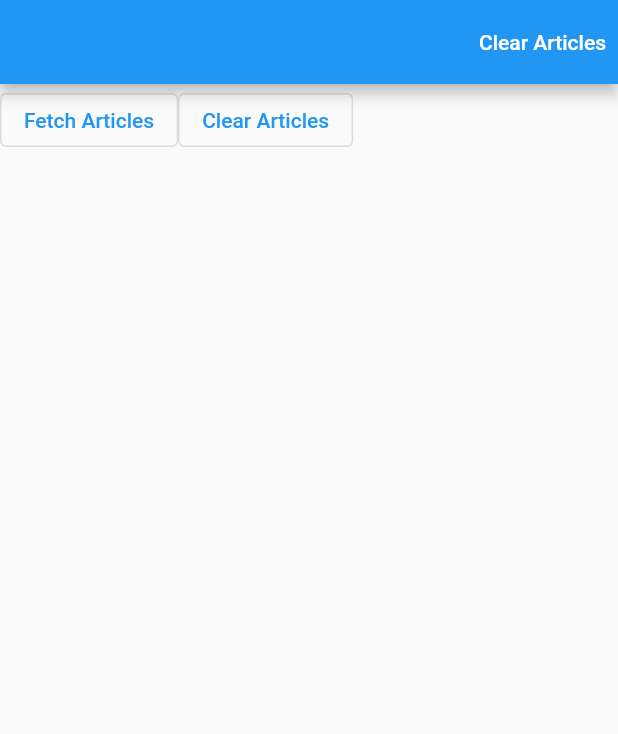
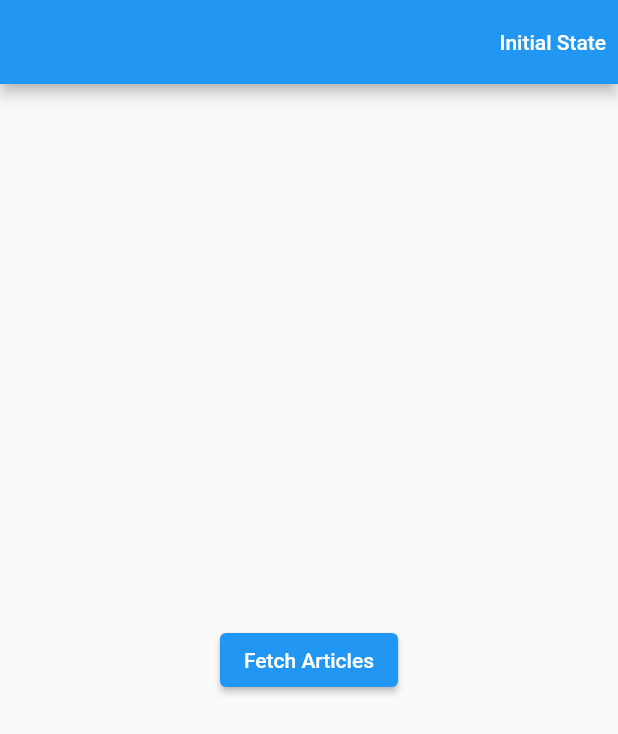
Before and after one commit to EnesKaraosman/api_playground, a Flutter app: the screen it shows after launch, on a phone screen of 412 x 824 dp. Shown: the top 734 px of the screen. Run offline on Flutter 3.47's test engine with Material 2 defaults, Android fonts, the phone set to English and light mode, and no system bars; our stand-ins replace bloc, dio, flutter_bloc.

Commit message:
BLoC part

```diff
--- /dev/null
+++ b/lib/articles/articles_state.dart
@@ -0,0 +1,23 @@
+import 'package:flutter/cupertino.dart';
+import '../article.dart';
+
+@immutable
+abstract class ArticlesState {}
+
+class ArticlesInitial extends ArticlesState {}
+
+class ArticlesLoading extends ArticlesState {}
+
+class ArticlesFetchSuccess extends ArticlesState {
+  final List<Article> articles;
+
+  ArticlesFetchSuccess(this.articles);
+}
+
+class ArticlesFetchEmpty extends ArticlesState {}
+
+class ArticlesFetchFailed extends ArticlesState {
+  final String errorMessage;
+
+  ArticlesFetchFailed(this.errorMessage);
+}
--- a/lib/main.dart
+++ b/lib/main.dart
@@ -1,10 +1,10 @@
-import 'dart:convert';
-
-import 'package:dio/dio.dart';
-import 'package:http/http.dart' as http;
 import 'package:flutter/material.dart';
+import 'package:api_playground/articles/articles_cubit.dart';
+import 'package:flutter_bloc/flutter_bloc.dart';
 
 import 'article.dart';
+import 'articles/articles_state.dart';
+import 'articles_list.dart';
 
 void main() => runApp(const MyApp());
 
@@ -14,9 +14,12 @@ class MyApp extends StatelessWidget {
   // This widget is the root of your application.
   @override
   Widget build(BuildContext context) {
-    return const MaterialApp(
-      debugShowCheckedModeBanner: false,
-      home: ArticlesPage(),
+    return BlocProvider(
+      create: (context) => ArticlesCubit(),
+      child: const MaterialApp(
+        debugShowCheckedModeBanner: false,
+        home: ArticlesPage(),
+      ),
     );
   }
 }
@@ -29,23 +32,6 @@ class ArticlesPage extends StatefulWidget {
 }
 
 class _ArticlesPageState extends State<ArticlesPage> {
-  Future<List<Article>> getArticles() async {
-    final response = await http
-        .get(Uri.parse('https://5da476a3a6593f001407a7af.mockapi.io/articles'));
-    final List<Article> articles = List<Article>.from(
-        jsonDecode(response.body).map((x) => Article.fromJson(x)));
-    return articles;
-  }
-
-  Future<List<Article>> getArticlesDio() async {
-    final response = await Dio()
-        .get('https://5da476a3a6593f001407a7af.mockapi.io/articles');
-        // .getUri(Uri.parse('https://5da476a3a6593f001407a7af.mockapi.io/articles'));
-    final List<Article> articles =
-        List<Article>.from(response.data.map((ferid) => Article.fromJson(ferid)));
-    return articles;
-  }
-
   List<Article> articles = [];
 
   @override
@@ -54,129 +40,37 @@ class _ArticlesPageState extends State<ArticlesPage> {
       appBar: AppBar(
         actions: [
           TextButton(
-            onPressed: () {
-              setState(() {
-                articles = [];
-              });
-            },
-            child: const Text("Clear Articles", style: TextStyle(color: Colors.white),),
+            onPressed: () => context.read<ArticlesCubit>().clearArticles(),
+            child: const Text(
+              "Initial State",
+              style: TextStyle(color: Colors.white),
+            ),
           ),
         ],
       ),
+      body: SafeArea(
+        child: Center(
+          child: BlocBuilder<ArticlesCubit, ArticlesState>(
+            builder: (context, state) {
+              if (state is ArticlesInitial) {
+                return ElevatedButton(
+                    onPressed: () =>
+                        context.read<ArticlesCubit>().fetchArticles(),
+                    child: const Text("Fetch Articles"));
+              } else if (state is ArticlesFetchSuccess) {
+                return ArticlesList(articles: state.articles);
+              } else if (state is ArticlesFetchEmpty) {
+                return const Text("There is no article to show");
+              } else if (state is ArticlesFetchFailed) {
+                return Text(state.errorMessage);
+              }
 
-      // body: FutureBuilder<List<Article>>(
-      //   builder: (context, snapshot) {
-      //     if (snapshot.hasData) {
-      //       articles = snapshot.data!;
-      //       return SafeArea(child: RefreshIndicator(
-      //         onRefresh: () async {
-      //           setState(() {
-      //             debugPrint("setState");
-      //             articles = [];
-      //           });
-      //           await getArticles();
-      //           debugPrint("articles fetched");
-      //         },
-      //           child: ArticlesList(articles: articles))
-      //       );
-      //     } else if (snapshot.hasError) {
-      //       return const Text("Failed to get articles!!");
-      //     }
-      //     return const Center(child: CircularProgressIndicator());
-      //   },
-      //   // future: getArticlesDio(),
-      //   future: getArticles(),
-      // ),
-
-      body: SafeArea(
-        child: Column(
-          mainAxisAlignment: MainAxisAlignment.center,
-          children: [
-            Row(
-              children: [
-                OutlinedButton(
-                  onPressed: () async {
-                    final _articles = await getArticles();
-                    setState(() {
-                      articles = _articles;
-                    });
-                  },
-                  child: const Text("Fetch Articles"),
-                ),
-                OutlinedButton(
-                  onPressed: () {
-                    setState(() {
-                      articles = [];
-                    });
-                  },
-                  child: const Text("Clear Articles"),
-                ),
-              ],
-            ),
-            // if (articles != null)
-            //   ArticlesList(articles: articles)
-            Expanded(
-              child: RefreshIndicator(
-                  onRefresh: () async {
-                    setState(() {
-                      debugPrint("setState");
-                      articles = [];
-                    });
-                    final _articles = await getArticles();
-                    setState(() {
-                      articles  = _articles;
-                    });
-                    debugPrint("articles fetched");
-                  },
-                  child: ArticlesList(articles: articles)),
-            )
-          ],
+              // state is ArticlesLoading
+              return const CircularProgressIndicator();
+            },
+          ),
         ),
-      ),
-
-    );
-  }
-}
-
-class ArticlesList extends StatelessWidget {
-  const ArticlesList({
-    Key? key,
-    required this.articles,
-  }) : super(key: key);
-
-  final List<Article> articles;
-
-  @override
-  Widget build(BuildContext context) {
-    return Expanded(
-      child: ListView.separated(
-        itemBuilder: (_, index) => ArticleWidget(article: articles[index]),
-        itemCount: articles.length,
-        separatorBuilder: (_, __) => const Divider(),
       ),
     );
   }
 }
-
-class ArticleWidget extends StatelessWidget {
-  final Article article;
-
-  const ArticleWidget({
-    Key? key,
-    required this.article,
-  }) : super(key: key);
-
-  @override
-  Widget build(BuildContext context) {
-    return ListTile(
-      leading: CircleAvatar(
-        radius: 24,
-        backgroundImage: NetworkImage(article.avatar),
-      ),
-      title: Text(
-        article.name,
-        style: const TextStyle(fontSize: 19),
-      ),
-    );
-  }
-}
--- a/pubspec.yaml
+++ b/pubspec.yaml
@@ -32,6 +32,9 @@ dependencies:
 
   http: ^0.13.4
   dio: ^4.0.1
+
+  bloc: ^7.2.1
+  flutter_bloc: ^7.3.3
 
   # The following adds the Cupertino Icons font to your application.
   # Use with the CupertinoIcons class for iOS style icons.
```
Also changed, not shown: lib/article.dart (+0 -9 lines), lib/article_widget.dart (added, +26 -0 lines), lib/articles/articles_cubit.dart (added, +33 -0 lines), lib/articles_list.dart (added, +24 -0 lines), pubspec.lock.
